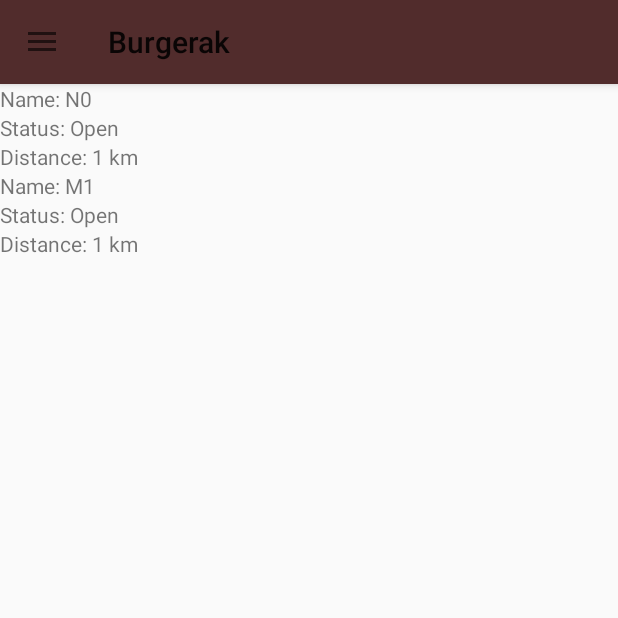
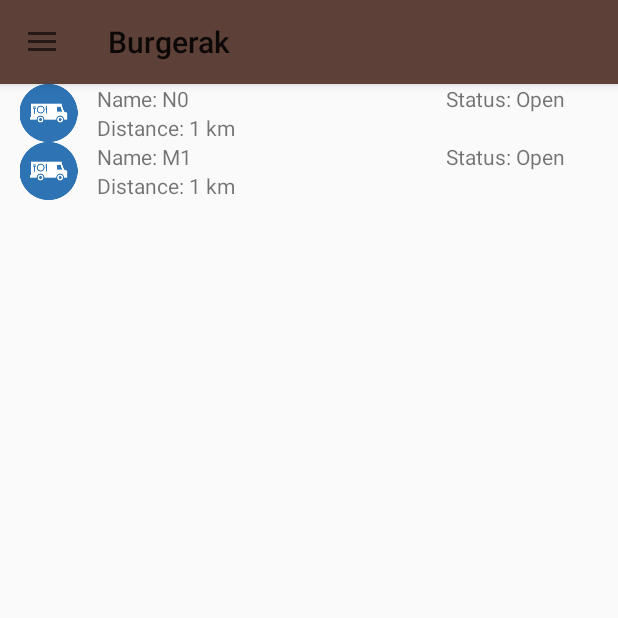
Before and after one commit to hartwalia/Burgerak, an Android app: the fragment ListRecyclerViewFragment placed in its activity, on a phone screen of 412 x 824 dp, the top half of it. Run offline under Robolectric (Android 15) with nearby library versions, the phone set to English and light mode, and no system bars.

Commit message:
Changed item viewholder and added burger truck icon

```diff
--- a/app/build.gradle
+++ b/app/build.gradle
@@ -2,7 +2,7 @@ apply plugin: 'com.android.application'
 
 android {
     compileSdkVersion 24
-    buildToolsVersion "24.0.2"
+    buildToolsVersion "24.0.3"
 
     defaultConfig {
         applicationId "com.example.hart.burgerak"
--- a/app/src/main/java/com/example/hart/burgerak/ui/HomeFragment.java
+++ b/app/src/main/java/com/example/hart/burgerak/ui/HomeFragment.java
@@ -15,7 +15,6 @@ import android.widget.EditText;
 import android.widget.TextView;
 
 import com.example.hart.burgerak.R;
-import com.example.hart.burgerak.ListRecyclerViewFragment;
 
 
 /**
--- a/app/src/main/java/com/example/hart/burgerak/ListRecyclerViewAdapter.java
+++ b/app/src/main/java/com/example/hart/burgerak/ui/ListRecyclerViewAdapter.java
@@ -1,10 +1,11 @@
-package com.example.hart.burgerak;
+package com.example.hart.burgerak.ui;
 
 import android.support.v7.widget.RecyclerView;
 import android.view.LayoutInflater;
 import android.view.View;
 import android.view.ViewGroup;
 
+import com.example.hart.burgerak.R;
 import com.example.hart.burgerak.model.Stall;
 
 import java.util.ArrayList;
--- a/app/src/main/java/com/example/hart/burgerak/ListRecyclerViewFragment.java
+++ b/app/src/main/java/com/example/hart/burgerak/ui/ListRecyclerViewFragment.java
@@ -1,4 +1,4 @@
-package com.example.hart.burgerak;
+package com.example.hart.burgerak.ui;
 
 import android.os.Bundle;
 import android.support.annotation.Nullable;
@@ -10,6 +10,7 @@ import android.view.LayoutInflater;
 import android.view.View;
 import android.view.ViewGroup;
 
+import com.example.hart.burgerak.R;
 import com.example.hart.burgerak.controller.ListPopulator;
 
 import static android.content.ContentValues.TAG;
@@ -44,8 +45,6 @@ public class ListRecyclerViewFragment extends Fragment implements ListViewHolder
         ListRecyclerViewAdapter adapter = new ListRecyclerViewAdapter();
         adapter.setStallList(ListPopulator.LoadStall());
         mRecyclerView.setAdapter(adapter);
-
-        // TODO: Refer to code, and set a populator
     }
 
     @Override
--- a/app/src/main/java/com/example/hart/burgerak/ListViewHolder.java
+++ b/app/src/main/java/com/example/hart/burgerak/ui/ListViewHolder.java
@@ -1,10 +1,11 @@
-package com.example.hart.burgerak;
+package com.example.hart.burgerak.ui;
 
 import android.support.v7.widget.RecyclerView;
 import android.view.View;
 import android.widget.ImageView;
 import android.widget.TextView;
 
+import com.example.hart.burgerak.R;
 import com.example.hart.burgerak.model.Stall;
 
 /**
--- a/app/src/main/res/layout/item_viewholder.xml
+++ b/app/src/main/res/layout/item_viewholder.xml
@@ -2,28 +2,39 @@
 <LinearLayout xmlns:android="http://schemas.android.com/apk/res/android"
               android:layout_width="match_parent"
               android:layout_height="wrap_content"
-              android:orientation="vertical">
+              android:orientation="horizontal">
 
     <ImageView
         android:id="@+id/item_viewholder_iv_name"
-        android:layout_width="wrap_content"
-        android:layout_height="wrap_content"/>
+        android:layout_width="30dp"
+        android:layout_height="match_parent"
+        android:layout_weight="1"
+        android:src="@drawable/foodtruck_icon"/>
 
-    <TextView
-        android:id="@+id/item_viewholder_tv_name"
+    <LinearLayout
         android:layout_width="wrap_content"
         android:layout_height="wrap_content"
-        android:text="Name"/>
+        android:layout_weight="4"
+        android:orientation="vertical">
+
+        <TextView
+            android:id="@+id/item_viewholder_tv_name"
+            android:layout_width="wrap_content"
+            android:layout_height="wrap_content"
+            android:text="Name"/>
+
+        <TextView
+            android:id="@+id/item_viewholder_tv_distance"
+            android:layout_width="wrap_content"
+            android:layout_height="wrap_content"
+            android:text="Distance"/>
+    </LinearLayout>
 
     <TextView
         android:id="@+id/item_viewholder_tv_status"
         android:layout_width="wrap_content"
         android:layout_height="wrap_content"
+        android:layout_weight="1"
         android:text="Status"/>
 
-    <TextView
-        android:id="@+id/item_viewholder_tv_distance"
-        android:layout_width="wrap_content"
-        android:layout_height="wrap_content"
-        android:text="Distance"/>
 </LinearLayout>
--- a/app/src/main/res/values/colors.xml
+++ b/app/src/main/res/values/colors.xml
@@ -1,6 +1,6 @@
 <?xml version="1.0" encoding="utf-8"?>
 <resources>
-    <color name="colorPrimary">#512c2c</color>
-    <color name="colorPrimaryDark">#303F9F</color>
+    <color name="colorPrimary">#5d4037</color>
+    <color name="colorPrimaryDark">#4e342e</color>
     <color name="colorAccent">#FF4081</color>
 </resources>
```
Also changed, not shown: app/src/main/res/drawable/foodtruck_icon.png (added).
